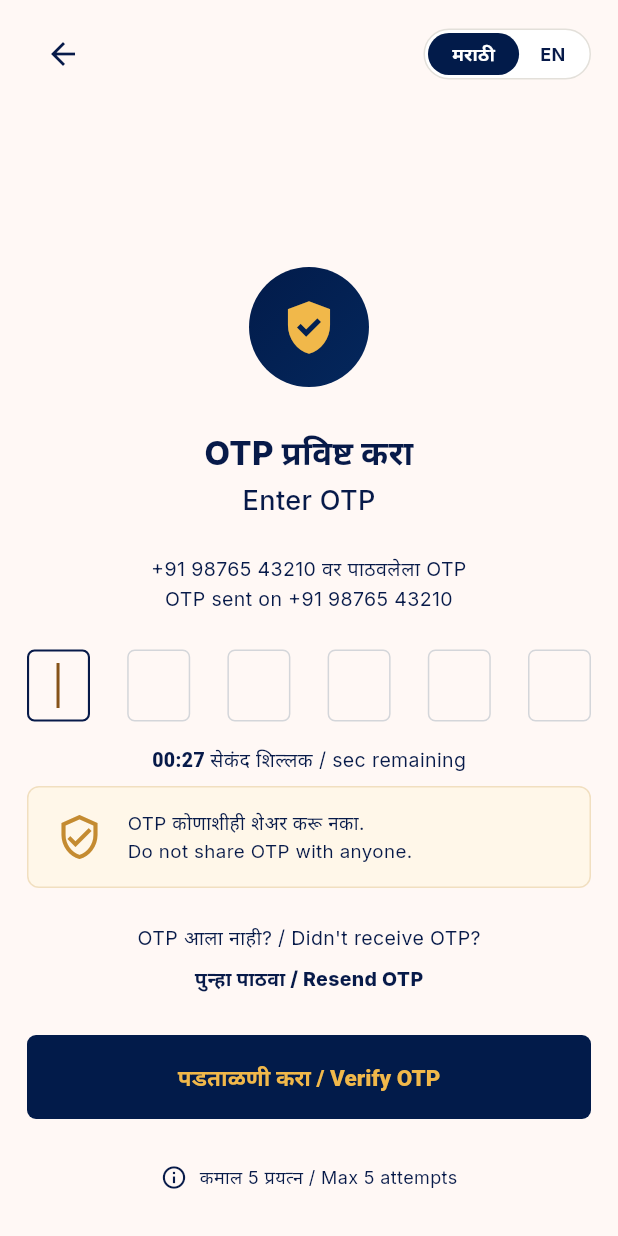
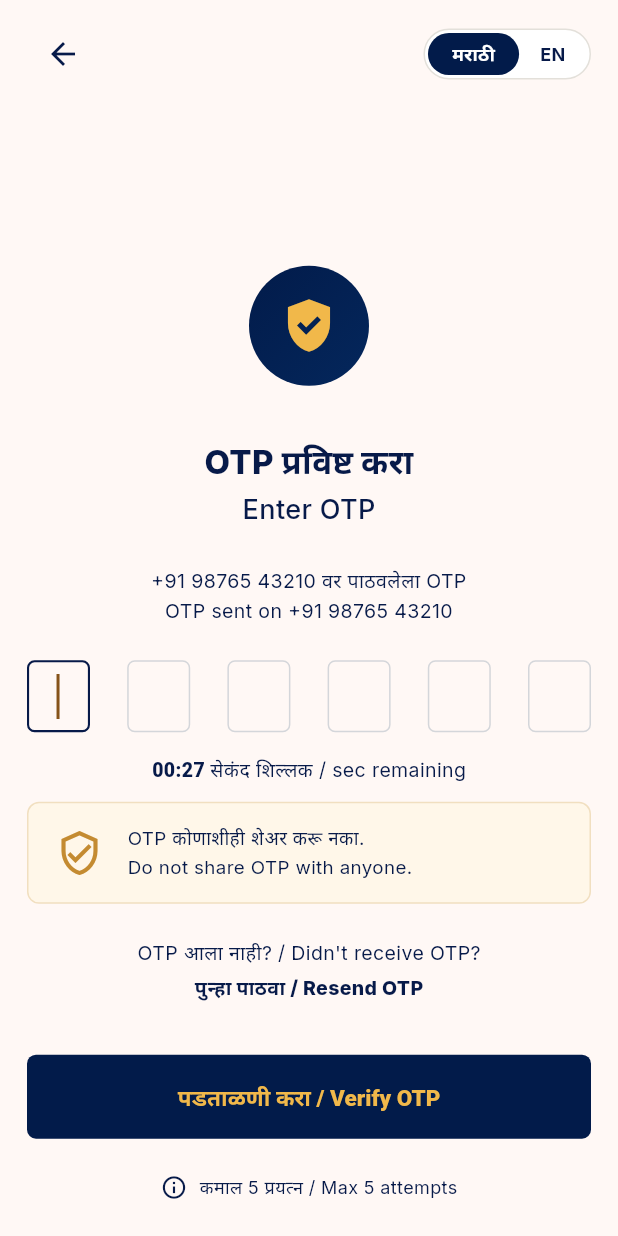
Before and after one commit to mgajapure/Jewellery-ERP, a Flutter app: the screen it shows after launch, after a tap on "OTP पाठवा / Send OTP", on a phone screen of 412 x 824 dp. Run offline on Flutter 3.47's test engine with Material 3 defaults, Android fonts, the phone set to English and light mode, and no system bars; our stand-ins replace cached_network_image, dio, equatable, flutter_bloc, flutter_secure_storage, get_it and 5 more; network calls fail.

Commit message:
fix(auth): make all auth screens non-scrollable and fit any screen size
- Remove SingleChildScrollView + LayoutBuilder + ConstrainedBox + IntrinsicHeight
  from AuthLightScaffold; replace with plain SizedBox.expand + SafeArea + Padding
  so the body is always viewport-height, never scrollable
- Add resizeToAvoidBottomInset: false on MobileNumberPage and OtpVerificationPage
  Scaffold so the keyboard inset does not shrink the fixed layout
- Replace all fixed SizedBox height gaps in MobileNumberPage, OtpVerificationPage,
  and SplashPage with Spacer(flex:) items; proportional flex values preserve the
  original visual rhythm while shrinking gracefully to zero on small screens,
  making overflow impossible regardless of device height
- Rewrite RegistrationPendingPage to use Expanded(_PendingSheet) so the white
  sheet fills remaining height after the badge; rewrite _PendingSheet Column
  with Spacer(flex:) gaps (removes mainAxisSize.min + fixed SizedBoxes) so
  content distributes proportionally inside the available space
- Make _PendingBadge size adaptive via MediaQuery (16% of screen height, clamped
  80–126 px) with proportionally positioned accent stars

Co-Authored-By: Claude Sonnet 4.6 <noreply@anthropic.com>
Claude-Session: https://claude.ai/code/session_017AfoR36DvYnMqWnNKQGGxi

```diff
--- a/lib/src/features/auth/pages/mobile_number_page.dart
+++ b/lib/src/features/auth/pages/mobile_number_page.dart
@@ -20,15 +20,16 @@ class MobileNumberPage extends StatelessWidget {
   @override
   Widget build(BuildContext context) {
     return Scaffold(
+      resizeToAvoidBottomInset: false,
       body: AuthLightScaffold(
         child: Column(
           children: [
             AuthTopBar(
               onBackPressed: () => context.goNamed(SplashPage.routeName),
             ),
-            const Spacer(),
+            const Spacer(flex: 10),
             const AuthRoundIcon(icon: Icons.phone_android_outlined),
-            const SizedBox(height: 28),
+            const Spacer(flex: 3),
             const Text(
               'मोबाईल क्रमांक प्रविष्ट करा',
               textAlign: TextAlign.center,
@@ -47,7 +48,7 @@ class MobileNumberPage extends StatelessWidget {
                 fontWeight: FontWeight.w500,
               ),
             ),
-            const SizedBox(height: 22),
+            const Spacer(flex: 2),
             const Text(
               'आम्ही तुमच्या मोबाईलवर OTP पाठवू\nWe will send OTP on your mobile',
               textAlign: TextAlign.center,
@@ -57,22 +58,22 @@ class MobileNumberPage extends StatelessWidget {
                 height: 1.55,
               ),
             ),
-            const SizedBox(height: 24),
+            const Spacer(flex: 2),
             const MobileNumberInput(),
-            const SizedBox(height: 15),
+            const Spacer(flex: 2),
             const AuthInfoNotice(
               icon: Icons.verified_user_outlined,
               marathi: 'तुमचा क्रमांक सुरक्षित आहे.',
               english: 'Your number is safe with us.',
             ),
-            const SizedBox(height: 15),
+            const Spacer(flex: 2),
             PrimaryAuthButton(
               label: 'OTP पाठवा / Send OTP',
               onPressed: () => context.goNamed(OtpVerificationPage.routeName),
             ),
-            const SizedBox(height: 22),
+            const Spacer(flex: 2),
             const _NeedHelp(),
-            const SizedBox(height: 30),
+            const Spacer(flex: 2),
             const AuthFooter(),
           ],
         ),
--- a/lib/src/features/auth/pages/otp_verification_page.dart
+++ b/lib/src/features/auth/pages/otp_verification_page.dart
@@ -19,15 +19,16 @@ class OtpVerificationPage extends StatelessWidget {
   @override
   Widget build(BuildContext context) {
     return Scaffold(
+      resizeToAvoidBottomInset: false,
       body: AuthLightScaffold(
         child: Column(
           children: [
             AuthTopBar(
               onBackPressed: () => context.goNamed(SplashPage.routeName),
             ),
-            const Spacer(),
+            const Spacer(flex: 10),
             const AuthRoundIcon(icon: Icons.gpp_good),
-            const SizedBox(height: 28),
+            const Spacer(flex: 3),
             const Text(
               'OTP प्रविष्ट करा',
               textAlign: TextAlign.center,
@@ -46,7 +47,7 @@ class OtpVerificationPage extends StatelessWidget {
                 fontWeight: FontWeight.w500,
               ),
             ),
-            const SizedBox(height: 22),
+            const Spacer(flex: 2),
             const Text(
               '+91 98765 43210 वर पाठवलेला OTP\nOTP sent on +91 98765 43210',
               textAlign: TextAlign.center,
@@ -56,9 +57,9 @@ class OtpVerificationPage extends StatelessWidget {
                 height: 1.55,
               ),
             ),
-            const SizedBox(height: 24),
+            const Spacer(flex: 2),
             const OtpBoxes(),
-            const SizedBox(height: 12),
+            const Spacer(flex: 1),
             const Text.rich(
               TextSpan(
                 children: [
@@ -71,18 +72,18 @@ class OtpVerificationPage extends StatelessWidget {
               ),
               style: TextStyle(color: AuthColors.ink, fontSize: 13),
             ),
-            const SizedBox(height: 8),
+            const Spacer(flex: 1),
             const AuthInfoNotice(
               icon: Icons.verified_user_outlined,
               marathi: 'OTP कोणाशीही शेअर करू नका.',
               english: 'Do not share OTP with anyone.',
             ),
-            const SizedBox(height: 24),
+            const Spacer(flex: 2),
             const Text(
               'OTP आला नाही? / Didn\'t receive OTP?',
               style: TextStyle(color: AuthColors.ink, fontSize: 13),
             ),
-            const SizedBox(height: 8),
+            const SizedBox(height: 4),
             const Text(
               'पुन्हा पाठवा / Resend OTP',
               style: TextStyle(
@@ -91,15 +92,15 @@ class OtpVerificationPage extends StatelessWidget {
                 fontWeight: FontWeight.w800,
               ),
             ),
-            const SizedBox(height: 28),
+            const Spacer(flex: 3),
             PrimaryAuthButton(
               label: 'पडताळणी करा / Verify OTP',
               onPressed: () =>
                   context.goNamed(RegistrationPendingPage.routeName),
             ),
-            const SizedBox(height: 30),
+            const Spacer(flex: 2),
             const _AttemptsLine(),
-            const SizedBox(height: 30),
+            const Spacer(flex: 2),
           ],
         ),
       ),
--- a/lib/src/features/auth/pages/splash_page.dart
+++ b/lib/src/features/auth/pages/splash_page.dart
@@ -46,9 +46,9 @@ class _SplashPageState extends State<SplashPage> {
             padding: EdgeInsets.fromLTRB(28, 12, 28, 26),
             child: Column(
               children: [
+                Spacer(flex: 3),
+                AuthLogoMark(size: 120),
                 Spacer(flex: 2),
-                AuthLogoMark(size: 132),
-                SizedBox(height: 18),
                 Text(
                   'JEWELLERY ERP',
                   textAlign: TextAlign.center,
@@ -70,7 +70,7 @@ class _SplashPageState extends State<SplashPage> {
                     fontWeight: FontWeight.w800,
                   ),
                 ),
-                SizedBox(height: 26),
+                Spacer(flex: 2),
                 Text(
                   'Girvi Management Made Simple\nगिरवी व्यवस्थापन सोपे आणि स्मार्ट',
                   textAlign: TextAlign.center,
@@ -81,12 +81,12 @@ class _SplashPageState extends State<SplashPage> {
                     fontWeight: FontWeight.w500,
                   ),
                 ),
-                SizedBox(height: 34),
+                Spacer(flex: 3),
                 AuthDividerGem(width: 210),
-                Spacer(),
+                Spacer(flex: 3),
                 SizedBox(
-                  width: 58,
-                  height: 58,
+                  width: 52,
+                  height: 52,
                   child: CircularProgressIndicator(
                     strokeWidth: 4,
                     valueColor: AlwaysStoppedAnimation<Color>(
@@ -94,12 +94,12 @@ class _SplashPageState extends State<SplashPage> {
                     ),
                   ),
                 ),
-                SizedBox(height: 20),
+                Spacer(flex: 2),
                 Text(
                   'Loading... कृपया थांबा...',
                   style: TextStyle(color: Colors.white, fontSize: 14),
                 ),
-                SizedBox(height: 24),
+                Spacer(flex: 2),
                 Text(
                   'Secure • Smart • Reliable\nसुरक्षित • स्मार्ट • विश्वासार्ह',
                   textAlign: TextAlign.center,
@@ -109,7 +109,7 @@ class _SplashPageState extends State<SplashPage> {
                     height: 1.45,
                   ),
                 ),
-                Spacer(),
+                Spacer(flex: 3),
                 Text(
                   'Version 2.0.0',
                   style: TextStyle(color: Colors.white70, fontSize: 13),
--- a/lib/src/features/auth/widgets/auth_background.dart
+++ b/lib/src/features/auth/widgets/auth_background.dart
@@ -47,21 +47,9 @@ class AuthLightScaffold extends StatelessWidget {
   Widget build(BuildContext context) {
     return SizedBox.expand(
       child: SafeArea(
-        child: LayoutBuilder(
-          builder: (context, constraints) {
-            return SingleChildScrollView(
-              keyboardDismissBehavior: ScrollViewKeyboardDismissBehavior.onDrag,
-              child: ConstrainedBox(
-                constraints: BoxConstraints(minHeight: constraints.maxHeight),
-                child: IntrinsicHeight(
-                  child: Padding(
-                    padding: const EdgeInsets.fromLTRB(18, 12, 18, 0),
-                    child: child,
-                  ),
-                ),
-              ),
-            );
-          },
+        child: Padding(
+          padding: const EdgeInsets.fromLTRB(18, 12, 18, 0),
+          child: child,
         ),
       ),
     );
```
Also changed, not shown: lib/src/features/auth/pages/registration_pending_page.dart (+33 -29 lines).
